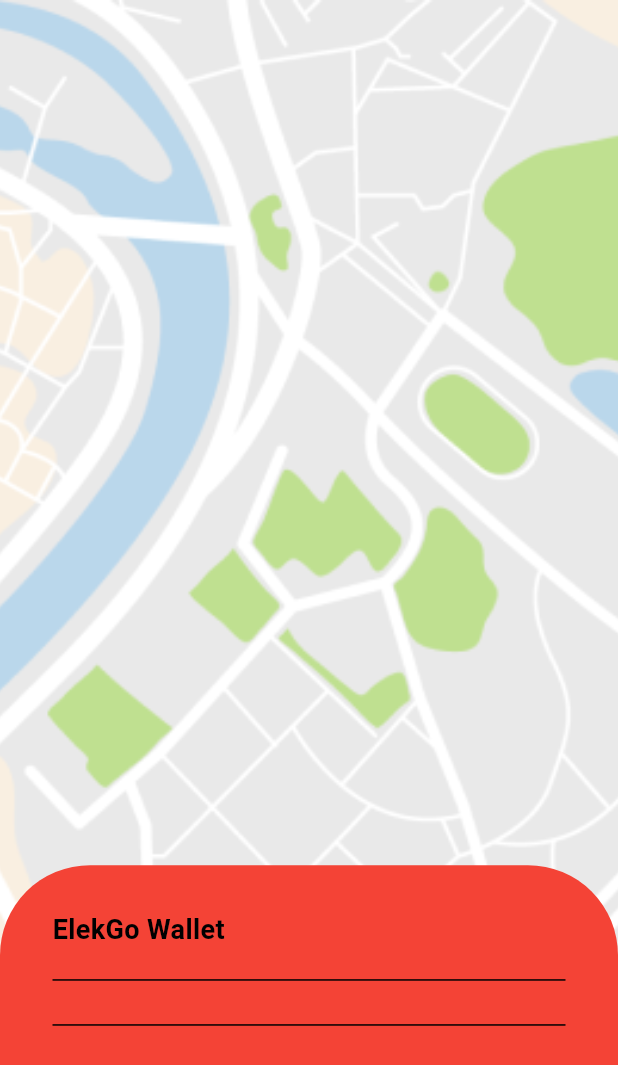
After one commit to Harshita271102/elekgo, a Flutter app: the CashPage screen opened directly, on a phone screen of 412 x 824 dp. The commit adds this screen. Shown: the top 1065 px of the screen. Run offline on Flutter 3.47's test engine with Material 3 defaults, Android fonts, the phone set to English and light mode, and no system bars.

Commit message:
harshita commited case page add

```diff
--- a/lib/main.dart
+++ b/lib/main.dart
@@ -3,6 +3,7 @@ import 'package:elekgo/user/book_ride_10.dart';
 import 'package:elekgo/user/book_ride_11.dart';
 import 'package:elekgo/user/book_ride_12.dart';
 import 'package:elekgo/user/book_ride_9.dart';
+import 'package:elekgo/user/cashPage.dart';
 import 'package:elekgo/user/emergency_contact.dart';
 import 'package:elekgo/user/fag_page.dart';
 import 'package:elekgo/user/location_page.dart';
--- /dev/null
+++ b/lib/user/cashPage.dart
@@ -0,0 +1,107 @@
+
+import 'package:flutter/material.dart';
+import '../color.dart';
+class CashPage extends StatefulWidget {
+  const CashPage({Key? key}): super(key: key);
+
+  @override
+  State<CashPage> createState() => _CashPageState();
+}
+
+class _CashPageState extends State<CashPage> {
+  final GlobalKey<ScaffoldState> _scaffoldKey = GlobalKey<ScaffoldState>();
+  @override
+  Widget build(BuildContext context) {
+    return  Scaffold(
+      key: _scaffoldKey,
+
+      body: Stack(
+        children: [
+          Container(
+            decoration: const BoxDecoration(
+              image: DecorationImage(
+                image: AssetImage('assets/images/map 1.png'),
+                fit: BoxFit.cover,
+              ),
+            ),
+          ),
+
+
+
+          DraggableScrollableSheet(
+            initialChildSize: 0.3,
+            minChildSize: 0.29,
+            maxChildSize: 0.3,
+            builder: (BuildContext context, ScrollController scrollController) {
+              return Container(
+
+                decoration: const BoxDecoration(
+                  color: Colors.red,
+                  // border: Border.all(color: Colors.blue, width: 2),
+                  borderRadius: BorderRadius.only(
+                    topLeft: Radius.circular(60),
+                    topRight: Radius.circular(60),
+                  ),
+                ),
+                child: Scrollbar(
+
+                  child: ListView.builder(
+                    controller: scrollController,
+                    itemCount: 1,
+                    itemBuilder: (BuildContext context, int index) {
+                      return  Align(
+                        alignment: Alignment.bottomCenter,
+                        child: SizedBox(
+                          height: 400,
+                          width: 500,
+
+                          child: Column(
+                            mainAxisAlignment: MainAxisAlignment.start,
+                            crossAxisAlignment: CrossAxisAlignment.start,
+                            children: [
+                              Padding(
+                                padding:
+                                const EdgeInsets.only(left: 35, top: 30, right: 20),
+                                child: Text(
+                                  "ElekGo Wallet",
+                                  style: TextStyle(
+                                    fontSize: 18,
+                                    color: black,
+                                    fontWeight: FontWeight.bold,
+                                  ),
+                                ),
+                              ),
+                              Padding(
+                                padding: const EdgeInsets.only(
+                                    left: 35, right: 35, top: 20, bottom: 9),
+                                child: Container(
+                                  height: 1, // Adjust the height to make the line thicker
+                                  color: black, // Set the color you want
+                                ),
+                              ),
+
+                              Padding(
+                                padding: const EdgeInsets.only(
+                                    left: 35, right: 35, top: 20, bottom: 9),
+                                child: Container(
+                                  height: 1, // Adjust the height to make the line thicker
+                                  color: black, // Set the color you want
+                                ),
+                              ),
+                            ],
+                          ),
+                        ),
+                      );
+                    },
+                  ),
+                ),
+              );
+            },
+          ),
+          // Add other widgets for the main content of the page
+        ],
+      ),
+
+    );
+  }
+}
```
